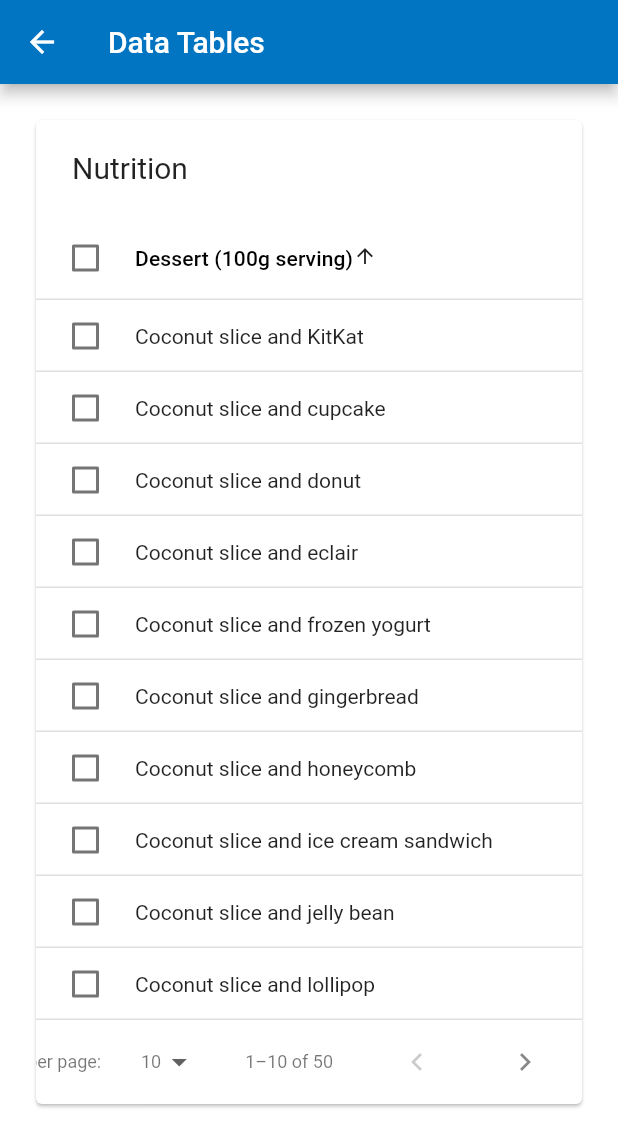
After one commit to xiehui999/flutterExamples, a Flutter app: the DataTableDemo screen opened by its route, after a tap on "Dessert (100g serving)", on a phone screen of 412 x 824 dp. The commit adds this screen. Shown: the top 1147 px of the screen. Run offline on Flutter 3.47's test engine with Material 2 defaults, Android fonts, the phone set to English and light mode, and no system bars; our stand-ins replace string_scanner.

Commit message:
DataTable

```diff
--- a/lib/listItem.dart
+++ b/lib/listItem.dart
@@ -16,6 +16,7 @@ import 'material/tooltip_demo.dart';
 import 'material/snack_bar_demo.dart';
 import 'material/date_and_time_picker_demo.dart';
 import 'material/chip_demo.dart';
+import 'material/data_table_demo.dart';
 
 enum ItemType { STYLES, MATERIAL }
 
@@ -83,6 +84,14 @@ final List<ListItem> items = <ListItem>[
     itemType: ItemType.MATERIAL,
     routeName: ChipDemo.routeName,
     buildRoute: (BuildContext context) => new ChipDemo(),
+  ),
+  new ListItem(
+    title: 'Data tables',
+    subtitle: 'Rows and columns',
+    icon: Icons.touch_app,
+    itemType: ItemType.MATERIAL,
+    routeName: DataTableDemo.routeName,
+    buildRoute: (BuildContext context) => new DataTableDemo(),
   ),
   new ListItem(
     title: 'Dialog',
--- /dev/null
+++ b/lib/material/data_table_demo.dart
@@ -0,0 +1,226 @@
+import 'package:flutter/material.dart';
+
+class Dessert {
+  Dessert(this.name, this.calories, this.fat, this.carbs, this.protein,
+      this.sodium, this.calcium, this.iron);
+
+  final String name;
+  final int calories;
+  final double fat;
+  final int carbs;
+  final double protein;
+  final int sodium;
+  final int calcium;
+  final int iron;
+
+  bool selected = false;
+}
+
+class DessertDataSource extends DataTableSource {
+  final List<Dessert> _desserts = <Dessert>[
+    Dessert('Frozen yogurt', 159, 6.0, 24, 4.0, 87, 14, 1),
+    Dessert('Ice cream sandwich', 237, 9.0, 37, 4.3, 129, 8, 1),
+    Dessert('Eclair', 262, 16.0, 24, 6.0, 337, 6, 7),
+    Dessert('Cupcake', 305, 3.7, 67, 4.3, 413, 3, 8),
+    Dessert('Gingerbread', 356, 16.0, 49, 3.9, 327, 7, 16),
+    Dessert('Jelly bean', 375, 0.0, 94, 0.0, 50, 0, 0),
+    Dessert('Lollipop', 392, 0.2, 98, 0.0, 38, 0, 2),
+    Dessert('Honeycomb', 408, 3.2, 87, 6.5, 562, 0, 45),
+    Dessert('Donut', 452, 25.0, 51, 4.9, 326, 2, 22),
+    Dessert('KitKat', 518, 26.0, 65, 7.0, 54, 12, 6),
+    Dessert('Frozen yogurt with sugar', 168, 6.0, 26, 4.0, 87, 14, 1),
+    Dessert('Ice cream sandwich with sugar', 246, 9.0, 39, 4.3, 129, 8, 1),
+    Dessert('Eclair with sugar', 271, 16.0, 26, 6.0, 337, 6, 7),
+    Dessert('Cupcake with sugar', 314, 3.7, 69, 4.3, 413, 3, 8),
+    Dessert('Gingerbread with sugar', 345, 16.0, 51, 3.9, 327, 7, 16),
+    Dessert('Jelly bean with sugar', 364, 0.0, 96, 0.0, 50, 0, 0),
+    Dessert('Lollipop with sugar', 401, 0.2, 100, 0.0, 38, 0, 2),
+    Dessert('Honeycomb with sugar', 417, 3.2, 89, 6.5, 562, 0, 45),
+    Dessert('Donut with sugar', 461, 25.0, 53, 4.9, 326, 2, 22),
+    Dessert('KitKat with sugar', 527, 26.0, 67, 7.0, 54, 12, 6),
+    Dessert('Frozen yogurt with honey', 223, 6.0, 36, 4.0, 87, 14, 1),
+    Dessert('Ice cream sandwich with honey', 301, 9.0, 49, 4.3, 129, 8, 1),
+    Dessert('Eclair with honey', 326, 16.0, 36, 6.0, 337, 6, 7),
+    Dessert('Cupcake with honey', 369, 3.7, 79, 4.3, 413, 3, 8),
+    Dessert('Gingerbread with honey', 420, 16.0, 61, 3.9, 327, 7, 16),
+    Dessert('Jelly bean with honey', 439, 0.0, 106, 0.0, 50, 0, 0),
+    Dessert('Lollipop with honey', 456, 0.2, 110, 0.0, 38, 0, 2),
+    Dessert('Honeycomb with honey', 472, 3.2, 99, 6.5, 562, 0, 45),
+    Dessert('Donut with honey', 516, 25.0, 63, 4.9, 326, 2, 22),
+    Dessert('KitKat with honey', 582, 26.0, 77, 7.0, 54, 12, 6),
+    Dessert('Frozen yogurt with milk', 262, 8.4, 36, 12.0, 194, 44, 1),
+    Dessert('Ice cream sandwich with milk', 339, 11.4, 49, 12.3, 236, 38, 1),
+    Dessert('Eclair with milk', 365, 18.4, 36, 14.0, 444, 36, 7),
+    Dessert('Cupcake with milk', 408, 6.1, 79, 12.3, 520, 33, 8),
+    Dessert('Gingerbread with milk', 459, 18.4, 61, 11.9, 434, 37, 16),
+    Dessert('Jelly bean with milk', 478, 2.4, 106, 8.0, 157, 30, 0),
+    Dessert('Lollipop with milk', 495, 2.6, 110, 8.0, 145, 30, 2),
+    Dessert('Honeycomb with milk', 511, 5.6, 99, 14.5, 669, 30, 45),
+    Dessert('Donut with milk', 555, 27.4, 63, 12.9, 433, 32, 22),
+    Dessert('KitKat with milk', 621, 28.4, 77, 15.0, 161, 42, 6),
+    Dessert('Coconut slice and frozen yogurt', 318, 21.0, 31, 5.5, 96, 14, 7),
+    Dessert(
+        'Coconut slice and ice cream sandwich', 396, 24.0, 44, 5.8, 138, 8, 7),
+    Dessert('Coconut slice and eclair', 421, 31.0, 31, 7.5, 346, 6, 13),
+    Dessert('Coconut slice and cupcake', 464, 18.7, 74, 5.8, 422, 3, 14),
+    Dessert('Coconut slice and gingerbread', 515, 31.0, 56, 5.4, 316, 7, 22),
+    Dessert('Coconut slice and jelly bean', 534, 15.0, 101, 1.5, 59, 0, 6),
+    Dessert('Coconut slice and lollipop', 551, 15.2, 105, 1.5, 47, 0, 8),
+    Dessert('Coconut slice and honeycomb', 567, 18.2, 94, 8.0, 571, 0, 51),
+    Dessert('Coconut slice and donut', 611, 40.0, 58, 6.4, 335, 2, 28),
+    Dessert('Coconut slice and KitKat', 677, 41.0, 72, 8.5, 63, 12, 12)
+  ];
+
+  void _sort<T>(Comparable<T> getField(Dessert d), bool ascending) {
+    _desserts.sort((Dessert a, Dessert b) {
+      if (!ascending) {
+        final Dessert c = a;
+        a = b;
+        b = c;
+      }
+      final Comparable<T> aValue = getField(a);
+      final Comparable<T> bValue = getField(b);
+      return Comparable.compare(aValue, bValue);
+    });
+    notifyListeners();
+  }
+
+  int _selectedCount = 0;
+
+  @override
+  DataRow getRow(int index) {
+    assert(index >= 0);
+    if (index > _desserts.length) return null;
+    final Dessert dessert = _desserts[index];
+    return DataRow.byIndex(
+        index: index,
+        selected: dessert.selected,
+        onSelectChanged: (bool value) {
+          if (dessert.selected != value) {
+            _selectedCount += value ? 1 : -1;
+            assert(_selectedCount >= 0);
+            dessert.selected = value;
+            notifyListeners();
+          }
+        },
+        cells: <DataCell>[
+          DataCell(Text('${dessert.name}')),
+          DataCell(Text('${dessert.calories}')),
+          DataCell(Text('${dessert.fat.toStringAsFixed(1)}')),
+          DataCell(Text('${dessert.carbs}')),
+          DataCell(Text('${dessert.protein.toStringAsFixed(1)}')),
+          DataCell(Text('${dessert.sodium}')),
+          DataCell(Text('${dessert.calcium}%')),
+          DataCell(Text('${dessert.iron}%')),
+        ]);
+  }
+
+  @override
+  bool get isRowCountApproximate => false;
+
+  @override
+  int get rowCount => _desserts.length;
+
+  @override
+  int get selectedRowCount => _selectedCount;
+
+  void _selectAll(bool checked) {
+    for (Dessert dessert in _desserts) dessert.selected = checked;
+    _selectedCount = checked ? _desserts.length : 0;
+    notifyListeners();
+  }
+}
+
+class DataTableDemo extends StatefulWidget {
+  static const String routeName = '/material/data-table';
+
+  @override
+  State<StatefulWidget> createState() {
+    return DataTableDemoState();
+  }
+}
+
+class DataTableDemoState extends State<DataTableDemo> {
+  int _rowsPerPage = PaginatedDataTable.defaultRowsPerPage;
+  int _sortColumnIndex;
+  bool _sortAscending = true;
+  final DessertDataSource _dessertsDataSource = DessertDataSource();
+
+  void _sort<T>(
+      Comparable<T> getField(Dessert d), int columnIndex, bool ascending) {
+    _dessertsDataSource._sort<T>(getField, ascending);
+    setState(() {
+      _sortColumnIndex = columnIndex;
+      _sortAscending = ascending;
+    });
+  }
+
+  @override
+  Widget build(BuildContext context) {
+    return Scaffold(
+      appBar: AppBar(
+        title: Text('Data Tables'),
+      ),
+      body: ListView(
+        padding: EdgeInsets.all(20.0),
+        children: <Widget>[
+          PaginatedDataTable(
+              header: Text('Nutrition'),
+              rowsPerPage: _rowsPerPage,
+              onRowsPerPageChanged: (int value) {
+                setState(() {
+                  _rowsPerPage = value;
+                });
+              },
+              sortColumnIndex: _sortColumnIndex,
+              sortAscending: _sortAscending,
+              onSelectAll: _dessertsDataSource._selectAll,
+              columns: <DataColumn>[
+                DataColumn(
+                    label: Text('Dessert (100g serving)'),
+                    onSort: (int columnIndex, bool ascending) => _sort<String>(
+                        (Dessert d) => d.name, columnIndex, ascending)),
+                DataColumn(
+                    label: const Text('Calories'),
+                    tooltip: 'The total amount of food energy in the given serving size.',
+                    numeric: true,
+                    onSort: (int columnIndex, bool ascending) => _sort<num>((Dessert d) => d.calories, columnIndex, ascending)
+                ),
+                DataColumn(
+                    label: const Text('Fat (g)'),
+                    numeric: true,
+                    onSort: (int columnIndex, bool ascending) => _sort<num>((Dessert d) => d.fat, columnIndex, ascending)
+                ),
+                DataColumn(
+                    label: const Text('Carbs (g)'),
+                    numeric: true,
+                    onSort: (int columnIndex, bool ascending) => _sort<num>((Dessert d) => d.carbs, columnIndex, ascending)
+                ),
+                DataColumn(
+                    label: const Text('Protein (g)'),
+                    numeric: true,
+                    onSort: (int columnIndex, bool ascending) => _sort<num>((Dessert d) => d.protein, columnIndex, ascending)
+                ),
+                DataColumn(
+                    label: const Text('Sodium (mg)'),
+                    numeric: true,
+                    onSort: (int columnIndex, bool ascending) => _sort<num>((Dessert d) => d.sodium, columnIndex, ascending)
+                ),
+                DataColumn(
+                    label: const Text('Calcium (%)'),
+                    tooltip: 'The amount of calcium as a percentage of the recommended daily amount.',
+                    numeric: true,
+                    onSort: (int columnIndex, bool ascending) => _sort<num>((Dessert d) => d.calcium, columnIndex, ascending)
+                ),
+                DataColumn(
+                    label: const Text('Iron (%)'),
+                    numeric: true,
+                    onSort: (int columnIndex, bool ascending) => _sort<num>((Dessert d) => d.iron, columnIndex, ascending)
+                ),
+              ],
+              source: _dessertsDataSource)
+        ],
+      ),
+    );
+  }
+}
```
